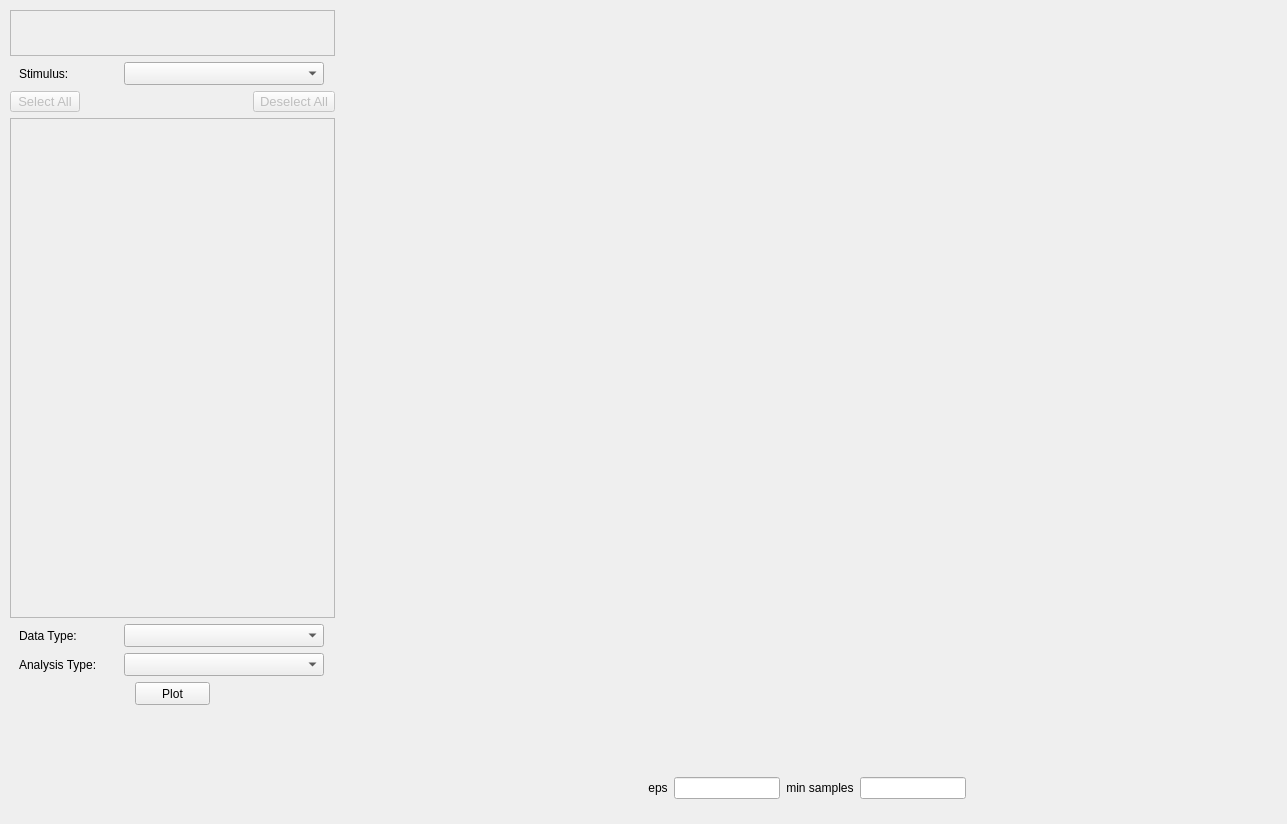
This is src/main/app_gui.ui in ks061/eye-tracking-visualizer as Qt 5 draws it before an edit. The edited form follows.
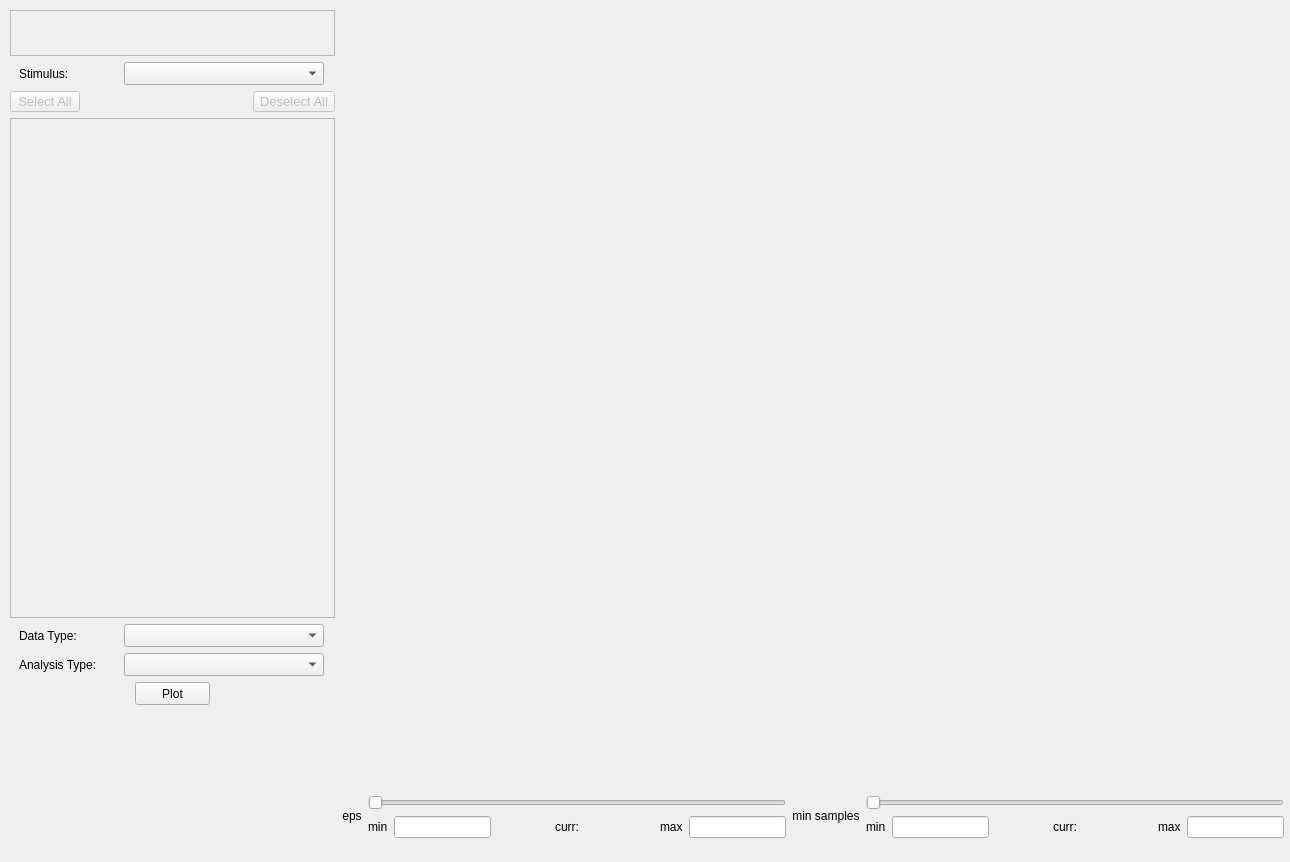
This is the edited form.

Commit message: implemented eps and min_samples interfaces w/ min, max, curr_val, and changing those values with sliders and text boxes in the MVC model

```diff
--- a/src/main/app_gui.ui
+++ b/src/main/app_gui.ui
@@ -6,8 +6,8 @@
    <rect>
     <x>0</x>
     <y>0</y>
-    <width>1287</width>
-    <height>824</height>
+    <width>1290</width>
+    <height>862</height>
    </rect>
   </property>
   <property name="font">
@@ -28,8 +28,8 @@
      <rect>
       <x>10</x>
       <y>10</y>
-      <width>1262</width>
-      <height>795</height>
+      <width>1274</width>
+      <height>844</height>
      </rect>
     </property>
     <layout class="QHBoxLayout" name="plotting_row_hbox">
@@ -427,110 +427,6 @@
        </item>
        <item>
         <layout class="QHBoxLayout" name="horizontalLayout">
-         <item>
-          <spacer name="horizontalSpacer_4">
-           <property name="orientation">
-            <enum>Qt::Horizontal</enum>
-           </property>
-           <property name="sizeHint" stdset="0">
-            <size>
-             <width>40</width>
-             <height>20</height>
-            </size>
-           </property>
-          </spacer>
-         </item>
-         <item>
-          <spacer name="horizontalSpacer">
-           <property name="orientation">
-            <enum>Qt::Horizontal</enum>
-           </property>
-           <property name="sizeHint" stdset="0">
-            <size>
-             <width>40</width>
-             <height>20</height>
-            </size>
-           </property>
-          </spacer>
-         </item>
-         <item>
-          <spacer name="horizontalSpacer_8">
-           <property name="orientation">
-            <enum>Qt::Horizontal</enum>
-           </property>
-           <property name="sizeHint" stdset="0">
-            <size>
-             <width>40</width>
-             <height>20</height>
-            </size>
-           </property>
-          </spacer>
-         </item>
-         <item>
-          <spacer name="horizontalSpacer_10">
-           <property name="orientation">
-            <enum>Qt::Horizontal</enum>
-           </property>
-           <property name="sizeHint" stdset="0">
-            <size>
-             <width>40</width>
-             <height>20</height>
-            </size>
-           </property>
-          </spacer>
-         </item>
-         <item>
-          <spacer name="horizontalSpacer_12">
-           <property name="orientation">
-            <enum>Qt::Horizontal</enum>
-           </property>
-           <property name="sizeHint" stdset="0">
-            <size>
-             <width>40</width>
-             <height>20</height>
-            </size>
-           </property>
-          </spacer>
-         </item>
-         <item>
-          <spacer name="horizontalSpacer_13">
-           <property name="orientation">
-            <enum>Qt::Horizontal</enum>
-           </property>
-           <property name="sizeHint" stdset="0">
-            <size>
-             <width>40</width>
-             <height>20</height>
-            </size>
-           </property>
-          </spacer>
-         </item>
-         <item>
-          <spacer name="horizontalSpacer_17">
-           <property name="orientation">
-            <enum>Qt::Horizontal</enum>
-           </property>
-           <property name="sizeHint" stdset="0">
-            <size>
-             <width>40</width>
-             <height>20</height>
-            </size>
-           </property>
-          </spacer>
-         </item>
-         <item>
-          <spacer name="horizontalSpacer_18">
-           <property name="orientation">
-            <enum>Qt::Horizontal</enum>
-           </property>
-           <property name="sizeHint" stdset="0">
-            <size>
-             <width>40</width>
-             <height>20</height>
-            </size>
-           </property>
-          </spacer>
-         </item>
          <item>
           <widget class="QLabel" name="eps_label">
            <property name="maximumSize">
@@ -545,7 +441,105 @@
           </widget>
          </item>
          <item>
-          <widget class="QLineEdit" name="eps_input"/>
+          <layout class="QVBoxLayout" name="verticalLayout_6">
+           <item>
+            <widget class="QSlider" name="eps_slider">
+             <property name="orientation">
+              <enum>Qt::Horizontal</enum>
+             </property>
+            </widget>
+           </item>
+           <item>
+            <layout class="QHBoxLayout" name="horizontalLayout_5">
+             <item>
+              <widget class="QLabel" name="eps_min_label">
+               <property name="text">
+                <string>min</string>
+               </property>
+              </widget>
+             </item>
+             <item>
+              <widget class="QLineEdit" name="eps_input_min"/>
+             </item>
+             <item>
+              <spacer name="horizontalSpacer_19">
+               <property name="orientation">
+                <enum>Qt::Horizontal</enum>
+               </property>
+               <property name="sizeHint" stdset="0">
+                <size>
+                 <width>40</width>
+                 <height>20</height>
+                </size>
+               </property>
+              </spacer>
+             </item>
+             <item>
+              <spacer name="horizontalSpacer_11">
+               <property name="orientation">
+                <enum>Qt::Horizontal</enum>
+               </property>
+               <property name="sizeHint" stdset="0">
+                <size>
+                 <width>40</width>
+                 <height>20</height>
+                </size>
+               </property>
+              </spacer>
+             </item>
+             <item>
+              <widget class="QLabel" name="eps_curr_label">
+               <property name="text">
+                <string>curr: </string>
+               </property>
+              </widget>
+             </item>
+             <item>
+              <widget class="QLabel" name="eps_curr_value">
+               <property name="text">
+                <string/>
+               </property>
+              </widget>
+             </item>
+             <item>
+              <spacer name="horizontalSpacer_16">
+               <property name="orientation">
+                <enum>Qt::Horizontal</enum>
+               </property>
+               <property name="sizeHint" stdset="0">
+                <size>
+                 <width>40</width>
+                 <height>20</height>
+                </size>
+               </property>
+              </spacer>
+             </item>
+             <item>
+              <spacer name="horizontalSpacer_20">
+               <property name="orientation">
+                <enum>Qt::Horizontal</enum>
+               </property>
+               <property name="sizeHint" stdset="0">
+                <size>
+                 <width>40</width>
+                 <height>20</height>
+                </size>
+               </property>
+              </spacer>
+             </item>
+             <item>
+              <widget class="QLabel" name="eps_max_label">
+               <property name="text">
+                <string>max</string>
+               </property>
+              </widget>
+             </item>
+             <item>
+              <widget class="QLineEdit" name="eps_input_max"/>
+             </item>
+            </layout>
+           </item>
+          </layout>
          </item>
          <item>
           <widget class="QLabel" name="min_samples_label">
@@ -561,23 +555,28 @@
           </widget>
          </item>
          <item>
-          <widget class="QLineEdit" name="min_samples_input"/>
-         </item>
+          <layout class="QVBoxLayout" name="verticalLayout_3">
          <item>
-          <spacer name="horizontalSpacer_15">
+            <widget class="QSlider" name="min_samples_slider">
            <property name="orientation">
             <enum>Qt::Horizontal</enum>
            </property>
-           <property name="sizeHint" stdset="0">
-            <size>
-             <width>40</width>
-             <height>20</height>
-            </size>
-           </property>
-          </spacer>
+            </widget>
+           </item>
+           <item>
+            <layout class="QHBoxLayout" name="horizontalLayout_2">
+             <item>
+              <widget class="QLabel" name="min_samples_min_label">
+               <property name="text">
+                <string>min</string>
+               </property>
+              </widget>
          </item>
          <item>
-          <spacer name="horizontalSpacer_16">
+              <widget class="QLineEdit" name="min_samples_input_min"/>
+             </item>
+             <item>
+              <spacer name="horizontalSpacer">
            <property name="orientation">
             <enum>Qt::Horizontal</enum>
            </property>
@@ -590,7 +589,7 @@
           </spacer>
          </item>
          <item>
-          <spacer name="horizontalSpacer_14">
+              <spacer name="horizontalSpacer_4">
            <property name="orientation">
             <enum>Qt::Horizontal</enum>
            </property>
@@ -603,33 +602,21 @@
           </spacer>
          </item>
          <item>
-          <spacer name="horizontalSpacer_11">
-           <property name="orientation">
-            <enum>Qt::Horizontal</enum>
-           </property>
-           <property name="sizeHint" stdset="0">
-            <size>
-             <width>40</width>
-             <height>20</height>
-            </size>
-           </property>
-          </spacer>
+              <widget class="QLabel" name="min_samples_curr_label">
+               <property name="text">
+                <string>curr: </string>
+               </property>
+              </widget>
          </item>
          <item>
-          <spacer name="horizontalSpacer_6">
-           <property name="orientation">
-            <enum>Qt::Horizontal</enum>
-           </property>
-           <property name="sizeHint" stdset="0">
-            <size>
-             <width>40</width>
-             <height>20</height>
-            </size>
-           </property>
-          </spacer>
+              <widget class="QLabel" name="min_samples_curr_value">
+               <property name="text">
+                <string/>
+               </property>
+              </widget>
          </item>
          <item>
-          <spacer name="horizontalSpacer_9">
+              <spacer name="horizontalSpacer_5">
            <property name="orientation">
             <enum>Qt::Horizontal</enum>
            </property>
@@ -642,7 +629,7 @@
           </spacer>
          </item>
          <item>
-          <spacer name="horizontalSpacer_7">
+              <spacer name="horizontalSpacer_3">
            <property name="orientation">
             <enum>Qt::Horizontal</enum>
            </property>
@@ -655,17 +642,18 @@
           </spacer>
          </item>
          <item>
-          <spacer name="horizontalSpacer_2">
-           <property name="orientation">
-            <enum>Qt::Horizontal</enum>
-           </property>
-           <property name="sizeHint" stdset="0">
-            <size>
-             <width>40</width>
-             <height>20</height>
-            </size>
-           </property>
-          </spacer>
+              <widget class="QLabel" name="min_samples_max_label">
+               <property name="text">
+                <string>max</string>
+               </property>
+              </widget>
+             </item>
+             <item>
+              <widget class="QLineEdit" name="min_samples_input_max"/>
+             </item>
+            </layout>
+           </item>
+          </layout>
          </item>
         </layout>
        </item>
```
Lines whose indentation alone changed are shown as unchanged. The commit also changes 11 other files.
